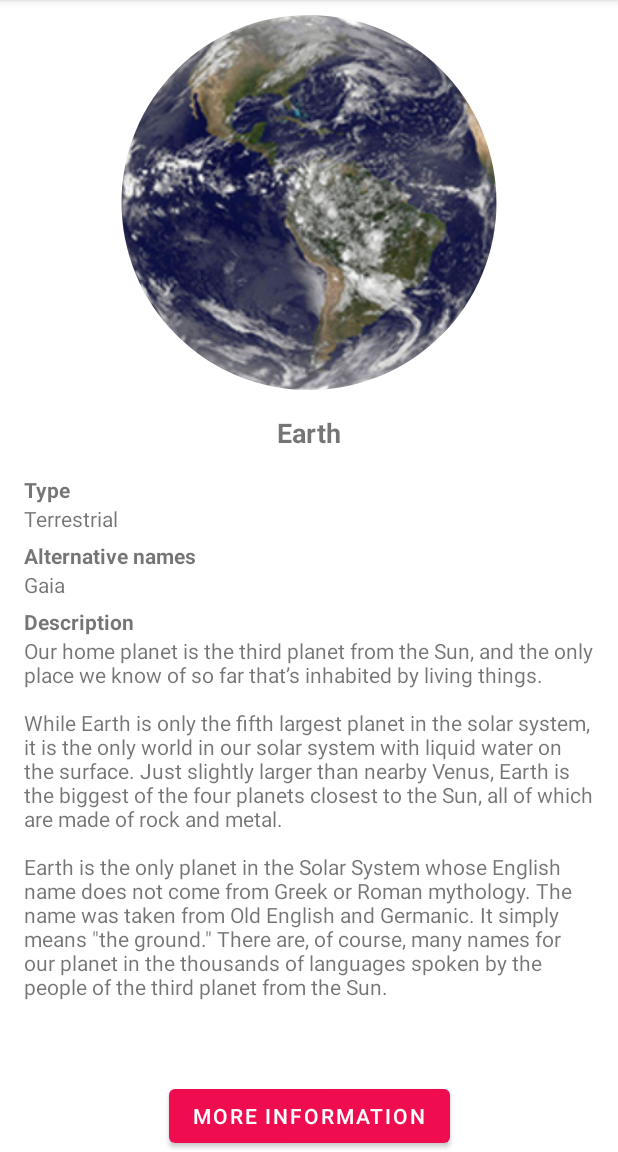
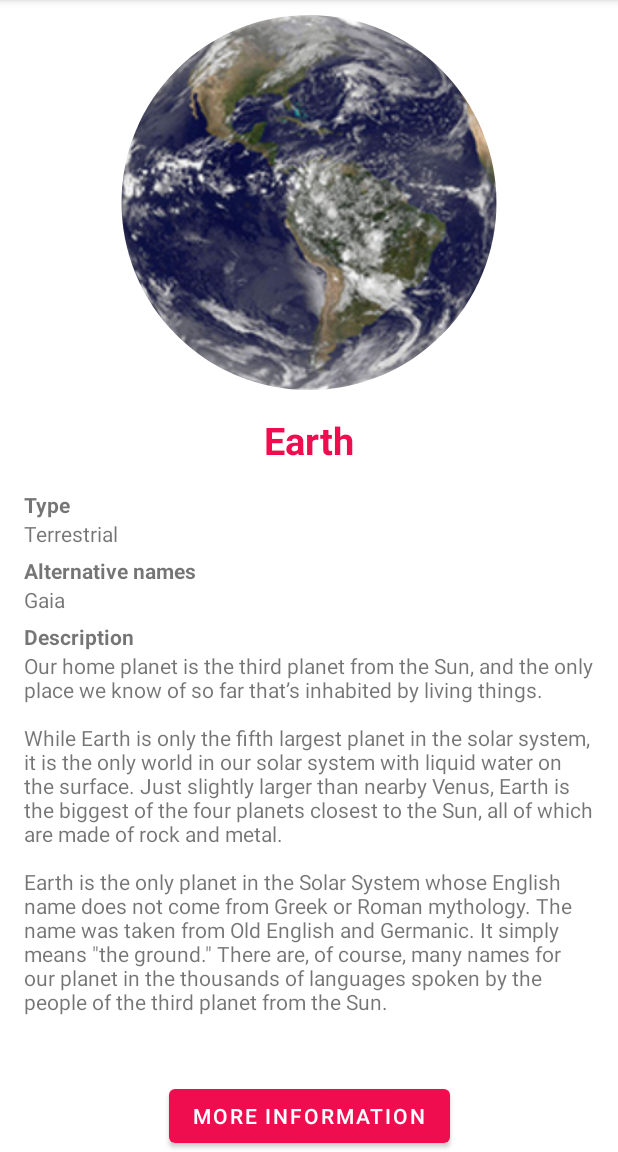
Before and after one commit to frdvndb/UTS-PemrogramanMobile-Universe, an Android app: the screen it shows after launch (UniverseDetail), after a tap on "Earth", on a phone screen of 412 x 824 dp, the part 84-1236 px from its top. Run offline under Robolectric (Android 15) with nearby library versions, the phone set to English and light mode, and no system bars; our stand-ins replace CircleImageView.

Commit message:
Change text color

```diff
--- a/app/src/main/res/layout/activity_universe_detail.xml
+++ b/app/src/main/res/layout/activity_universe_detail.xml
@@ -24,11 +24,12 @@
         android:layout_height="wrap_content"
         android:layout_marginTop="16dp"
         android:text="Judul"
-        android:textSize="18sp"
+        android:textSize="25sp"
         android:textStyle="bold"
         app:layout_constraintEnd_toEndOf="parent"
         app:layout_constraintStart_toStartOf="parent"
-        app:layout_constraintTop_toBottomOf="@+id/gambar_universe" />
+        app:layout_constraintTop_toBottomOf="@+id/gambar_universe"
+        android:textColor="@color/purple_500"/>
 
     <ScrollView
         android:layout_width="0dp"
@@ -101,6 +102,7 @@
         app:layout_constraintBottom_toBottomOf="parent"
         app:layout_constraintEnd_toEndOf="parent"
         app:layout_constraintStart_toStartOf="parent"
-        app:layout_constraintVertical_bias="0.838" />
+        app:layout_constraintVertical_bias="0.838"
+        />
 
 </androidx.constraintlayout.widget.ConstraintLayout>
--- a/app/src/main/res/layout/list_item.xml
+++ b/app/src/main/res/layout/list_item.xml
@@ -31,7 +31,8 @@
             android:text="Judul"
             android:textSize="20sp"
             android:textStyle="bold"
-            android:layout_marginStart="16dp" />
+            android:layout_marginStart="16dp"
+            android:textColor="@color/purple_500"/>
 
         <TextView
             android:id="@+id/deskripsi_universe"
```
